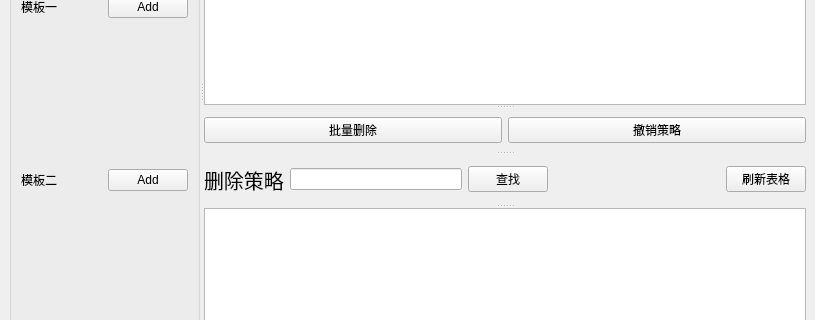
First picture: the form in mainwindow.ui, repository ZXDD21/SHJWQt, before the edit; both pictures show x 0 to 815 and y 373 to 693 of the 815 by 904 pixel window.
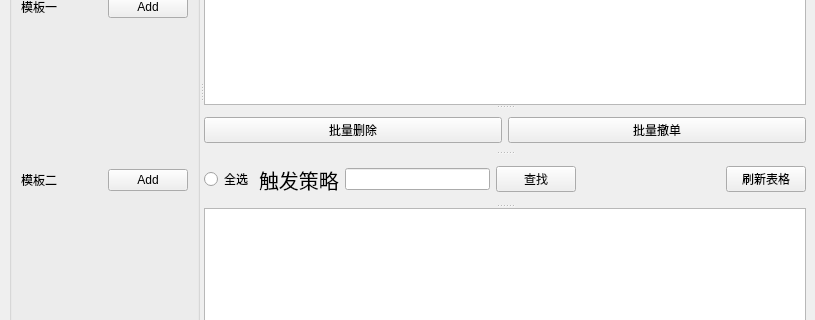
Second picture: the form after the edit.

```diff
--- a/mainwindow.ui
+++ b/mainwindow.ui
@@ -160,7 +160,7 @@
          <item>
           <widget class="QPushButton" name="pushButton_9">
            <property name="text">
-            <string>撤销策略</string>
+            <string>批量撤单</string>
            </property>
           </widget>
          </item>
@@ -168,6 +168,13 @@
        </widget>
        <widget class="QWidget" name="layoutWidget_9">
         <layout class="QHBoxLayout" name="horizontalLayout_9">
+         <item>
+          <widget class="QRadioButton" name="radioButton_2">
+           <property name="text">
+            <string>全选</string>
+           </property>
+          </widget>
+         </item>
          <item>
           <widget class="QLabel" name="label_9">
            <property name="font">
@@ -176,7 +183,7 @@
             </font>
            </property>
            <property name="text">
-            <string>删除策略</string>
+            <string>触发策略</string>
            </property>
           </widget>
          </item>
```
